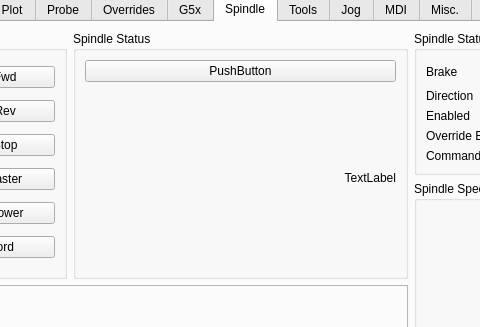
The window that examples/xyz/xyz.ui (jethornton/flexgui) describes before a commit, drawn with Qt 5; both pictures show x 120 to 600 and y 387 to 714 of the 1004 by 812 pixel window.
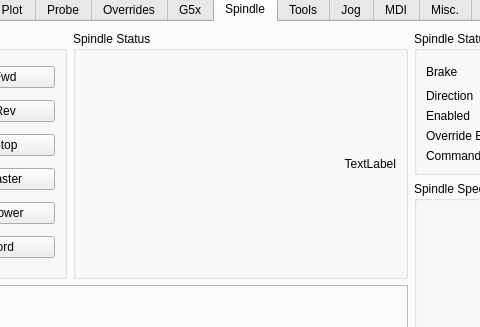
The same window after the commit.

```diff
--- a/examples/xyz/xyz.ui
+++ b/examples/xyz/xyz.ui
@@ -1876,13 +1876,6 @@
           </property>
           <layout class="QGridLayout" name="gridLayout_37">
            <item row="0" column="0">
-            <widget class="QPushButton" name="mdi_s_pb">
-             <property name="text">
-              <string>PushButton</string>
-             </property>
-            </widget>
-           </item>
-           <item row="1" column="0">
             <widget class="QLabel" name="rpm_lb">
              <property name="text">
               <string>TextLabel</string>
```
